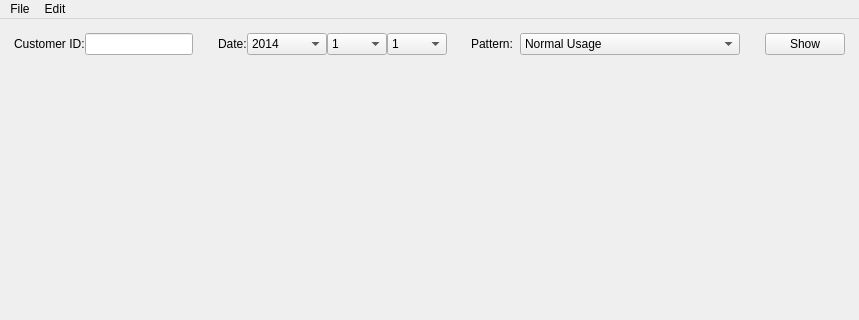
soroushomidvar/anomaly-detection, file GUI/main.ui: the form before one commit; both pictures show x 0 to 859 and y 0 to 320 of the 859 by 565 pixel window.
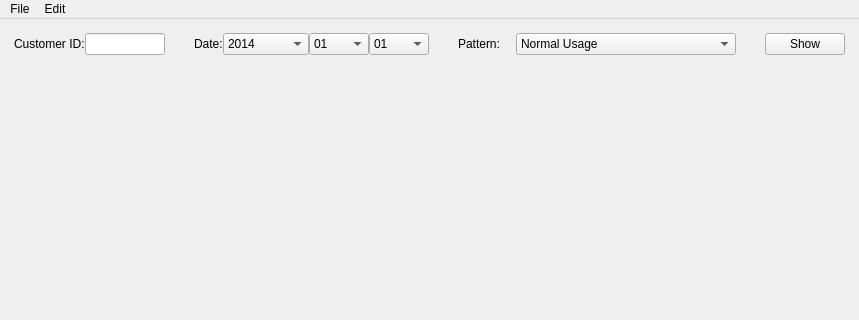
The form after the commit.

Commit message: add results function

Patch:
```diff
--- a/GUI/main.ui
+++ b/GUI/main.ui
@@ -33,7 +33,7 @@
        <number>5</number>
       </property>
       <item>
-       <layout class="QHBoxLayout" name="horizontalLayout" stretch="2,0,1,1,3,2,2,1,2,4,1,2">
+       <layout class="QHBoxLayout" name="horizontalLayout" stretch="2,1,1,1,3,2,2,1,2,4,1,2">
         <item>
          <widget class="QLabel" name="label">
           <property name="text">
@@ -115,7 +115,7 @@
           </property>
           <item>
            <property name="text">
-            <string>1</string>
+            <string>01</string>
            </property>
           </item>
           <item>
@@ -185,7 +185,7 @@
           </property>
           <item>
            <property name="text">
-            <string>1</string>
+            <string>01</string>
            </property>
           </item>
           <item>
```
Left out of the diff: 32 changed lines with no effect on the pictures. The commit also changes 2 other files.
